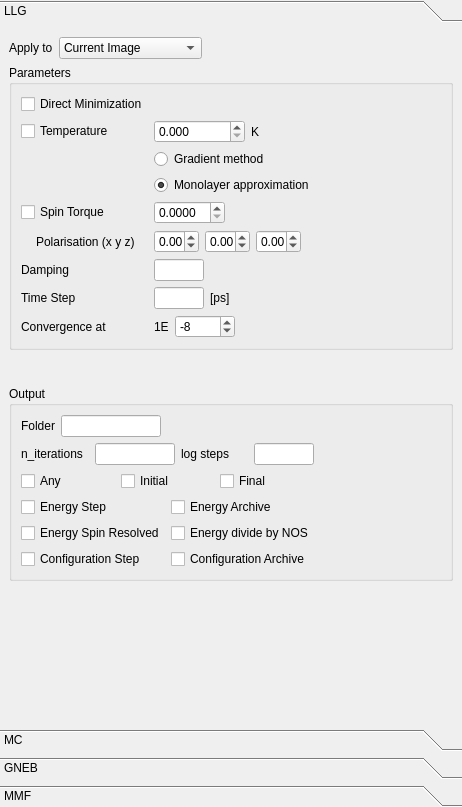
Qt form ui-cpp/ui/ParametersWidget.ui (spirit-code/spirit) before a commit.
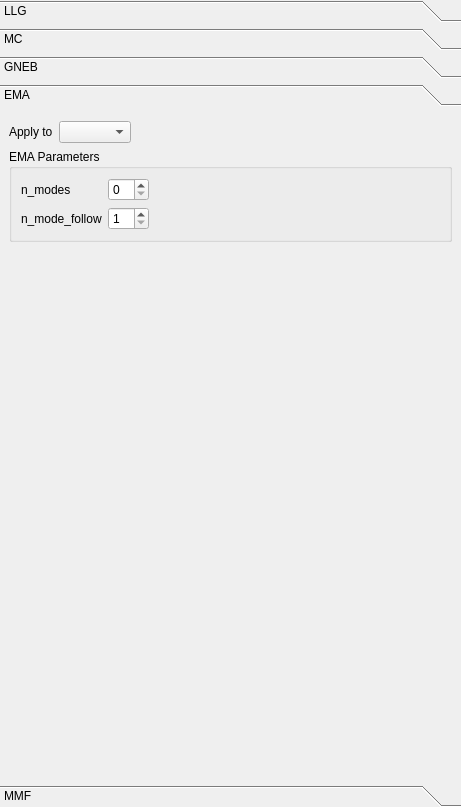
The same form after that commit.

Commit message: Added EMA parameters page in ParameterWidget - connected n_modes and n_mode_follow

Diff of the .ui file:
```diff
--- a/ui-cpp/ui/ParametersWidget.ui
+++ b/ui-cpp/ui/ParametersWidget.ui
@@ -6,7 +6,7 @@
    <rect>
     <x>0</x>
     <y>0</y>
-    <width>462</width>
+    <width>461</width>
     <height>807</height>
    </rect>
   </property>
@@ -39,7 +39,7 @@
        <rect>
         <x>0</x>
         <y>0</y>
-        <width>462</width>
+        <width>461</width>
         <height>807</height>
        </rect>
       </property>
@@ -62,7 +62,7 @@
        <property name="bottomMargin">
         <number>0</number>
        </property>
-       <item row="1" column="0">
+       <item row="0" column="0">
         <widget class="QToolBox" name="toolBox">
          <property name="sizePolicy">
           <sizepolicy hsizetype="Preferred" vsizetype="Expanding">
@@ -83,15 +83,15 @@
           </size>
          </property>
          <property name="currentIndex">
-          <number>0</number>
+          <number>3</number>
          </property>
          <widget class="QWidget" name="page_3">
           <property name="geometry">
            <rect>
             <x>0</x>
             <y>0</y>
-            <width>462</width>
-            <height>699</height>
+            <width>461</width>
+            <height>652</height>
            </rect>
           </property>
           <property name="sizePolicy">
@@ -1496,6 +1496,107 @@
            </item>
           </layout>
          </widget>
+         <widget class="QWidget" name="page_5">
+          <attribute name="label">
+           <string>EMA</string>
+          </attribute>
+          <layout class="QGridLayout" name="gridLayout_18">
+           <item row="0" column="1">
+            <layout class="QGridLayout" name="gridLayout_19">
+             <item row="1" column="1">
+              <widget class="QLabel" name="label_9">
+               <property name="text">
+                <string>Apply to</string>
+               </property>
+              </widget>
+             </item>
+             <item row="1" column="2">
+              <widget class="QComboBox" name="comboBox_EMA_ApplyTo">
+               <property name="currentText">
+                <string/>
+               </property>
+              </widget>
+             </item>
+             <item row="1" column="3">
+              <spacer name="horizontalSpacer_10">
+               <property name="orientation">
+                <enum>Qt::Horizontal</enum>
+               </property>
+               <property name="sizeHint" stdset="0">
+                <size>
+                 <width>40</width>
+                 <height>20</height>
+                </size>
+               </property>
+              </spacer>
+             </item>
+            </layout>
+           </item>
+           <item row="1" column="1">
+            <widget class="QGroupBox" name="groupBox_4">
+             <property name="title">
+              <string>EMA Parameters</string>
+             </property>
+             <layout class="QGridLayout" name="gridLayout_22">
+              <item row="0" column="0">
+               <layout class="QGridLayout" name="gridLayout_21">
+                <item row="2" column="0">
+                 <widget class="QLabel" name="label_10">
+                  <property name="text">
+                   <string>n_modes</string>
+                  </property>
+                 </widget>
+                </item>
+                <item row="2" column="1">
+                 <widget class="QSpinBox" name="spinBox_ema_n_modes"/>
+                </item>
+                <item row="3" column="0">
+                 <widget class="QLabel" name="label_11">
+                  <property name="text">
+                   <string>n_mode_follow</string>
+                  </property>
+                 </widget>
+                </item>
+                <item row="3" column="1">
+                 <widget class="QSpinBox" name="spinBox_ema_n_mode_follow">
+                  <property name="minimum">
+                   <number>1</number>
+                  </property>
+                 </widget>
+                </item>
+               </layout>
+              </item>
+              <item row="0" column="1">
+               <spacer name="horizontalSpacer_11">
+                <property name="orientation">
+                 <enum>Qt::Horizontal</enum>
+                </property>
+                <property name="sizeHint" stdset="0">
+                 <size>
+                  <width>40</width>
+                  <height>20</height>
+                 </size>
+                </property>
+               </spacer>
+              </item>
+             </layout>
+            </widget>
+           </item>
+           <item row="2" column="1">
+            <spacer name="verticalSpacer_6">
+             <property name="orientation">
+              <enum>Qt::Vertical</enum>
+             </property>
+             <property name="sizeHint" stdset="0">
+              <size>
+               <width>20</width>
+               <height>40</height>
+              </size>
+             </property>
+            </spacer>
+           </item>
+          </layout>
+         </widget>
          <widget class="QWidget" name="page_2">
           <property name="geometry">
            <rect>
```
Left out of the diff: 12 changed lines with no effect on the pictures. The commit also changes 2 other files.
